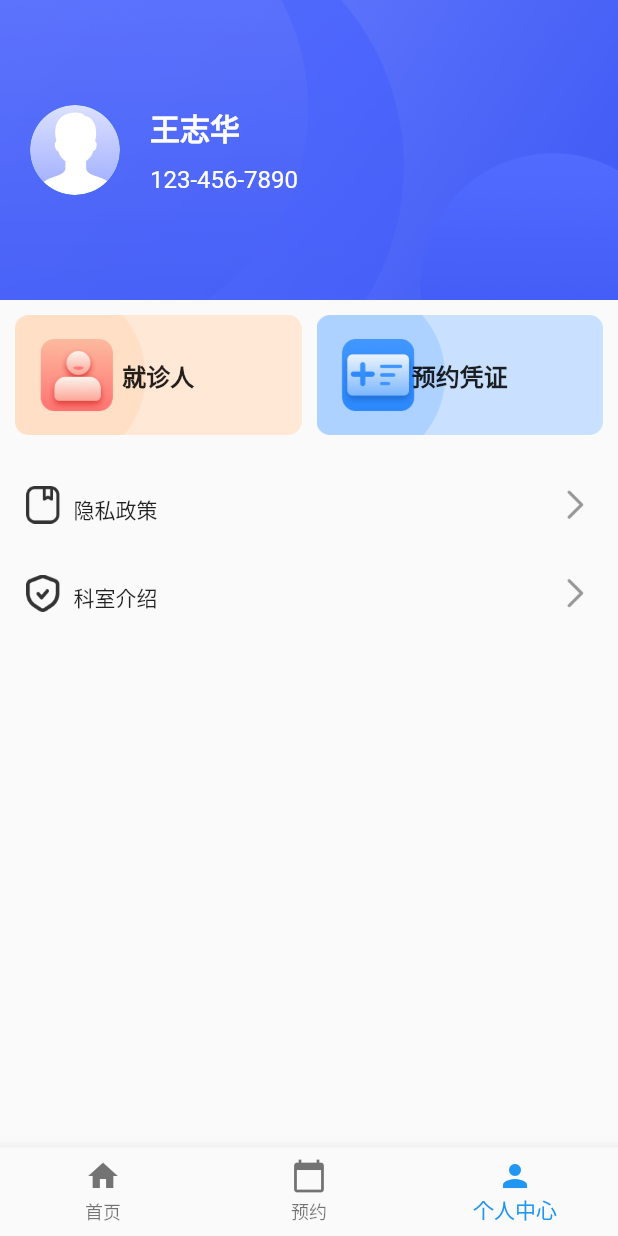
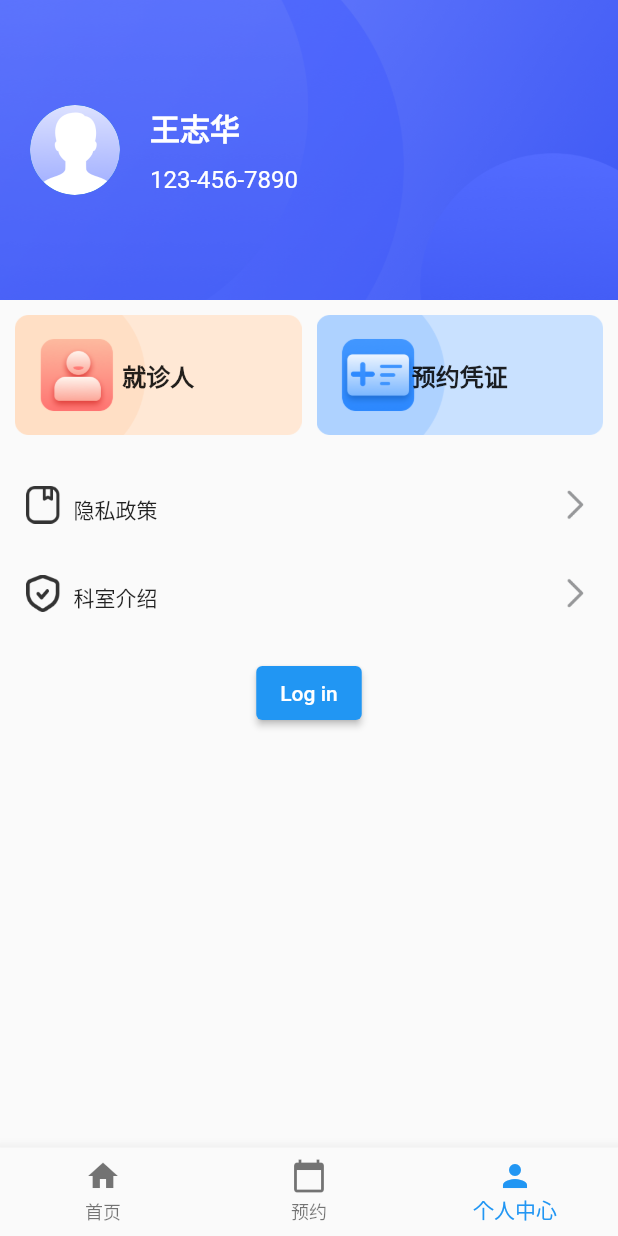
Before and after one commit to JeromeLydia/appointme_flutter, a Flutter app: the screen it shows after launch, item 3 of the bottom bar chosen, on a phone screen of 412 x 824 dp. Run offline on Flutter 3.47's test engine with Material 2 defaults, Android fonts, the phone set to English and light mode, and no system bars.

Commit message:
编写登录界面

```diff
--- a/lib/main.dart
+++ b/lib/main.dart
@@ -1,3 +1,4 @@
+import 'package:appointme_flutter/ui/pages/login_page.dart';
 import 'package:appointme_flutter/ui/pages/my_home_page.dart';
 import 'package:flutter/material.dart';
 
@@ -12,10 +13,14 @@ class MyApp extends StatelessWidget {
   Widget build(BuildContext context) {
     return MaterialApp(
       title: 'Flutter Demo',
+      initialRoute: '/',
+      routes: {
+        '/': (context) => MyHomePage(),
+        '/login': (context) => LoginPage(),
+      },
       theme: ThemeData(
         primarySwatch: Colors.blue,
       ),
-      home: const MyHomePage(),
     );
   }
 }
--- a/lib/ui/pages/profile_page.dart
+++ b/lib/ui/pages/profile_page.dart
@@ -139,6 +139,14 @@ class ProfilePage extends StatelessWidget {
               ],
             ),
           ),
+          const SizedBox(height: 30.0),
+          ElevatedButton(
+            onPressed: () {
+              // Handle login button press
+              Navigator.pushNamed(context, '/login');
+            },
+            child: const Text('Log in'),
+          ),
         ],
       ),
     );
```
Also changed, not shown: lib/ui/pages/login_page.dart (added, +72 -0 lines).
